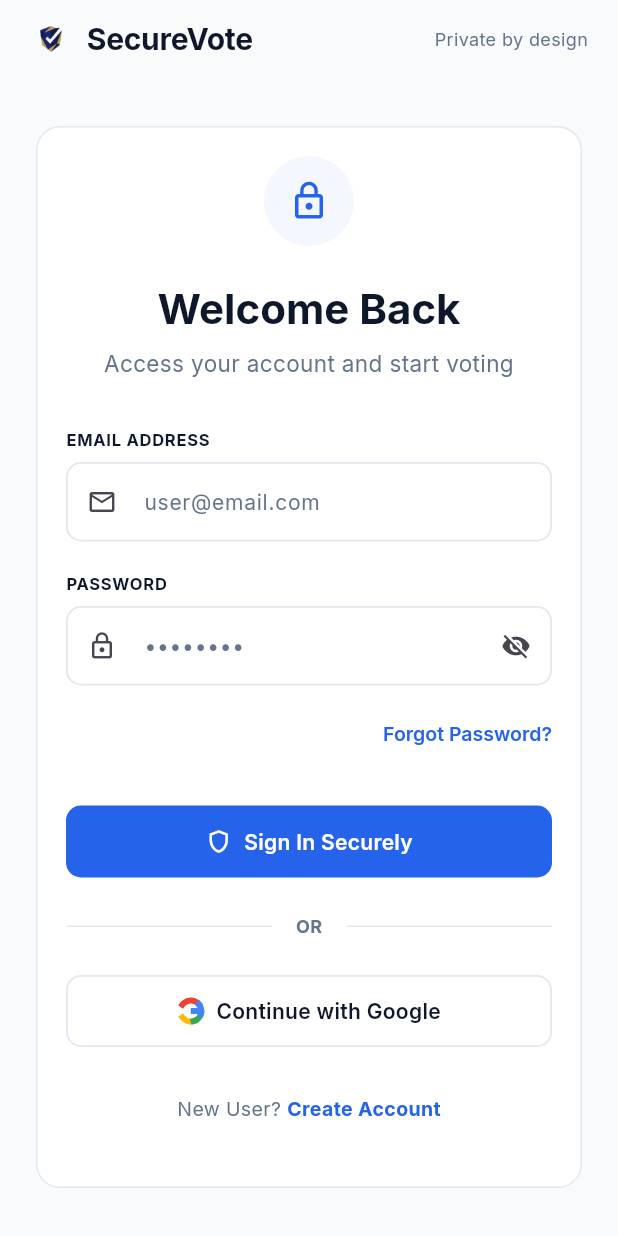
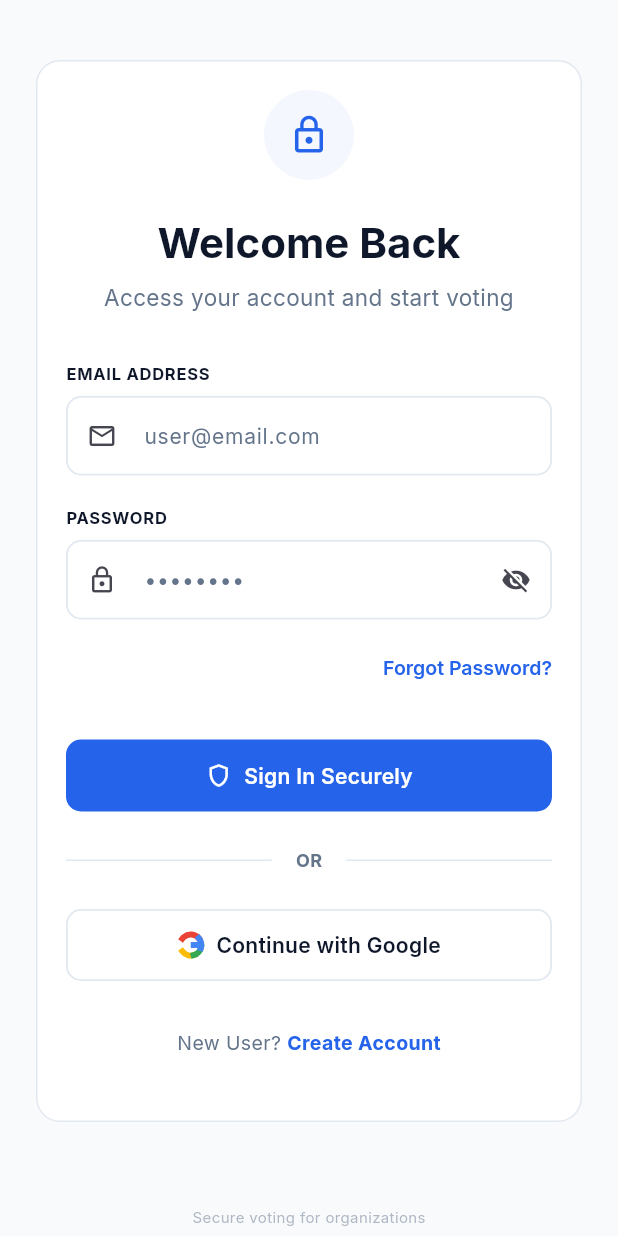
Before and after one commit to rehan-mirjat/Secure-E-Voting, a Flutter app: the screen it shows after launch, on a phone screen of 412 x 824 dp. Run offline on Flutter 3.47's test engine with Material 3 defaults, Android fonts, the phone set to English and light mode, and no system bars; our stand-ins replace cloud_firestore, cloud_functions, firebase_auth, firebase_core, firebase_storage, flutter_riverpod and 5 more; accounts and stored records are empty.

Commit message:
Enhance auth desktop branding background with ambient dark gradient and remove mobile top branding header

```diff
--- a/lib/features/auth/presentation/widgets/auth_split_layout.dart
+++ b/lib/features/auth/presentation/widgets/auth_split_layout.dart
@@ -9,7 +9,7 @@ class AuthSplitLayout extends StatelessWidget {
   const AuthSplitLayout({
     super.key,
     required this.child,
-    this.showMobileBranding = true,
+    this.showMobileBranding = false,
     this.onMobileBackTap,
   });
 
@@ -20,7 +20,7 @@ class AuthSplitLayout extends StatelessWidget {
     if (!isDesktop) {
       return Scaffold(
         backgroundColor: AppTheme.backgroundLight,
-        appBar: !showMobileBranding && onMobileBackTap != null
+        appBar: onMobileBackTap != null
             ? AppBar(
                 backgroundColor: AppTheme.backgroundLight,
                 elevation: 0,
@@ -31,27 +31,6 @@ class AuthSplitLayout extends StatelessWidget {
               )
             : null,
         body: SafeArea(
-          child: Column(
-            children: [
-              if (showMobileBranding)
-                Padding(
-                  padding: const EdgeInsets.fromLTRB(20, 12, 20, 4),
-                  child: Row(
-                    children: [
-                      Image.asset(
-                        'assets/icon/app_icon_transparent.png',
-                        width: 28,
-                        height: 28,
-                        fit: BoxFit.contain,
-                      ),
-                      const SizedBox(width: 10),
-                      Text('SecureVote', style: Theme.of(context).textTheme.titleLarge?.copyWith(fontWeight: FontWeight.bold)),
-                      const Spacer(),
-                      const Text('Private by design', style: TextStyle(color: AppTheme.textSecondary, fontSize: 12)),
-                    ],
-                  ),
-                ),
-              Expanded(
           child: CustomScrollView(
             slivers: [
               SliverFillRemaining(
@@ -72,20 +51,56 @@ class AuthSplitLayout extends StatelessWidget {
             ],
           ),
         ),
-            ],
-          ),
-        ),
       );
     }
 
     return Scaffold(
       body: Row(
         children: [
-          // Left Side - Branding
+          // Left Side - Premium Gradient Branding
           Expanded(
             flex: 1,
             child: Container(
-              color: AppTheme.secondaryNavy,
+              decoration: const BoxDecoration(
+                gradient: LinearGradient(
+                  begin: Alignment.topLeft,
+                  end: Alignment.bottomRight,
+                  colors: [
+                    Color(0xFF0B132B), // Deep Midnight Navy
+                    Color(0xFF0F172A), // Slate Navy
+                    Color(0xFF1E293B), // Royal Navy Accent
+                  ],
+                ),
+              ),
+              child: Stack(
+                children: [
+                  // Subtle top-left electric blue ambient glow
+                  Positioned(
+                    top: -120,
+                    left: -120,
+                    child: Container(
+                      width: 380,
+                      height: 380,
+                      decoration: BoxDecoration(
+                        shape: BoxShape.circle,
+                        color: AppTheme.primaryBlue.withValues(alpha: 0.18),
+                      ),
+                    ),
+                  ),
+                  // Subtle bottom-right gold ambient glow matching logo facets
+                  Positioned(
+                    bottom: -100,
+                    right: -100,
+                    child: Container(
+                      width: 360,
+                      height: 360,
+                      decoration: BoxDecoration(
+                        shape: BoxShape.circle,
+                        color: const Color(0xFFC5A059).withValues(alpha: 0.10),
+                      ),
+                    ),
+                  ),
+                  Padding(
                     padding: const EdgeInsets.symmetric(horizontal: 48, vertical: 48),
                     child: Column(
                       crossAxisAlignment: CrossAxisAlignment.start,
@@ -181,6 +196,9 @@ class AuthSplitLayout extends StatelessWidget {
                       ],
                     ),
                   ),
+                ],
+              ),
+            ),
           ),
           // Right Side - Auth Form
           Expanded(
```
Lines whose indentation alone changed are shown as unchanged.
